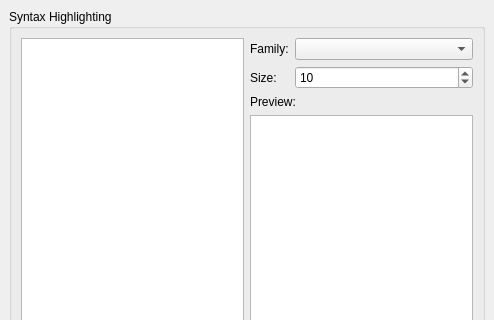
The window that src/Gui/DlgEditor.ui (berndhahnebach/All_FreeCAD) describes before a commit, drawn with Qt 5; both pictures show x 0 to 494 and y 0 to 320 of the 494 by 553 pixel window.
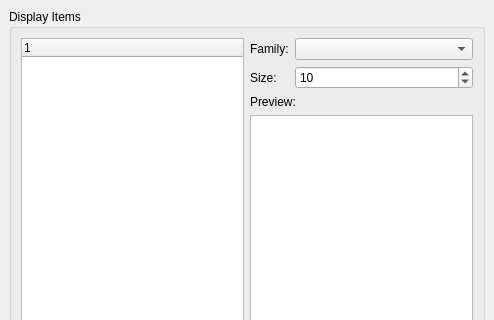
The same window after the commit. Custom widgets are drawn as their Qt base class.

Diff of the .ui file:
```diff
--- a/src/Gui/DlgEditor.ui
+++ b/src/Gui/DlgEditor.ui
@@ -183,7 +183,7 @@
       </sizepolicy>
      </property>
      <property name="title" >
-      <string>Syntax Highlighting</string>
+      <string>Display Items</string>
      </property>
      <layout class="QGridLayout" >
       <property name="margin" >
@@ -217,7 +217,11 @@
        </widget>
       </item>
       <item rowspan="4" row="0" column="0" >
-       <widget class="QListWidget" name="ListBox1" />
+       <widget class="QTreeWidget" name="displayItems" >
+        <property name="rootIsDecorated" >
+         <bool>false</bool>
+        </property>
+       </widget>
       </item>
       <item row="4" column="0" >
        <widget class="Gui::ColorButton" name="ColorBtn" >
```
Left out of the diff: 4 changed lines with no effect on the pictures.
